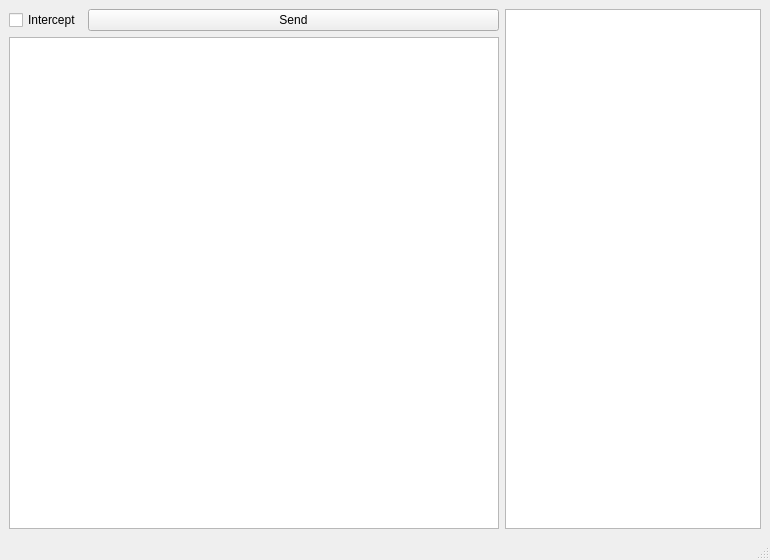
Qt form Proxy/mainwindow.ui (0xZ0F/gw2) before a commit.
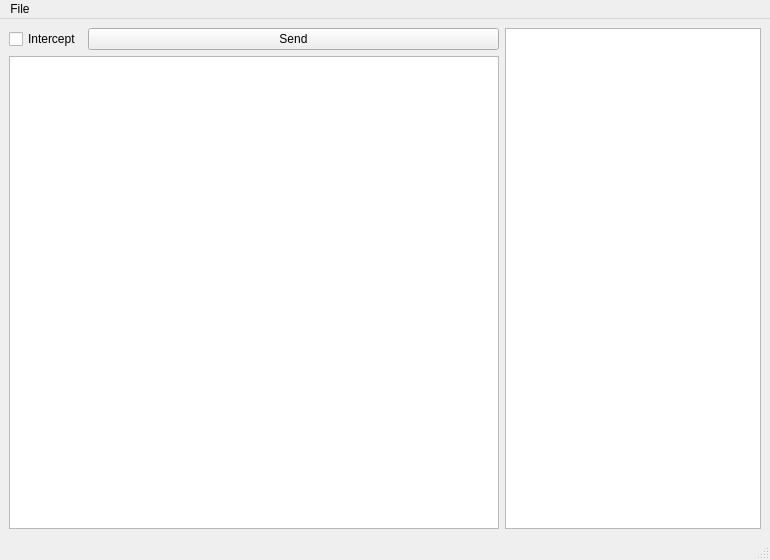
The same form after that commit. Icons and pictures are not drawn.

Commit message: add injection into toolbar

What changed in the file:
```diff
--- a/Proxy/mainwindow.ui
+++ b/Proxy/mainwindow.ui
@@ -74,6 +74,13 @@
      <height>21</height>
     </rect>
    </property>
+   <widget class="QMenu" name="menuFile">
+    <property name="title">
+     <string>File</string>
+    </property>
+    <addaction name="menu_Inject"/>
+   </widget>
+   <addaction name="menuFile"/>
   </widget>
   <widget class="QStatusBar" name="statusbar"/>
  </widget>
```
Left out of the diff: 9 changed lines with no effect on the pictures. The commit also changes 5 other files.
